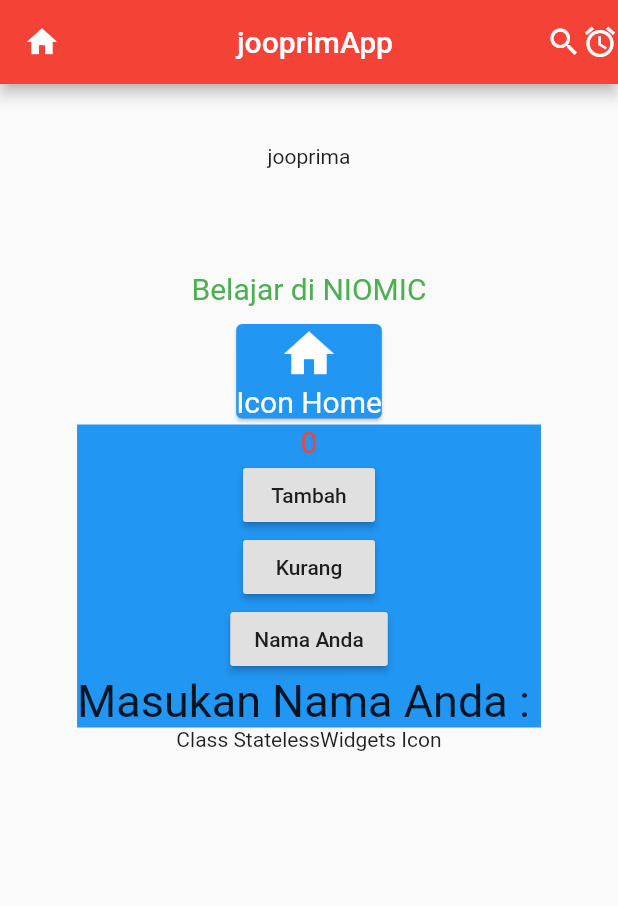
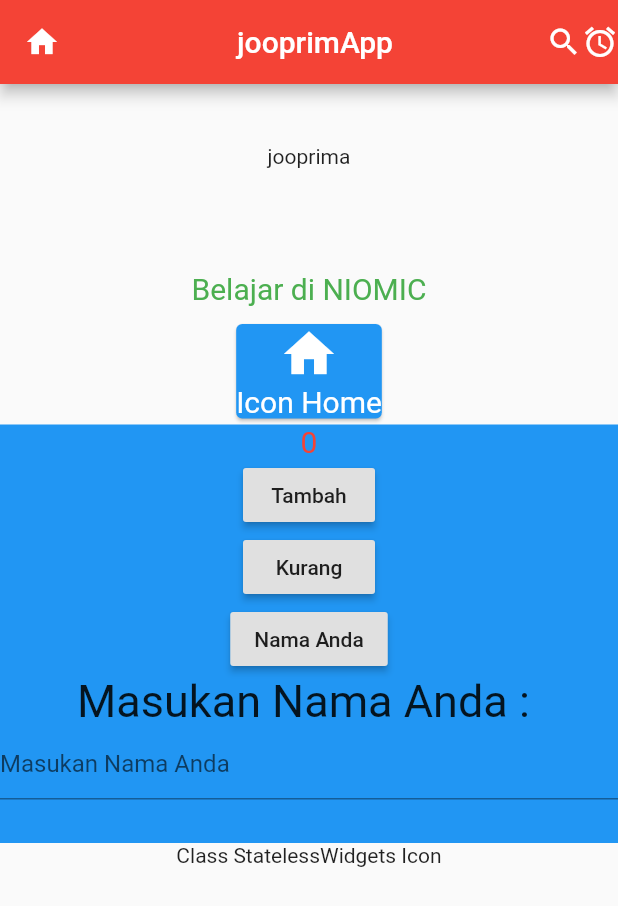
Before and after one commit to jooprima/firstApp_flutter, a Flutter app: the screen it shows after launch, on a phone screen of 412 x 824 dp. Shown: the top 906 px of the screen. Run offline on Flutter 3.47's test engine with Material 2 defaults, Android fonts, the phone set to English and light mode, and no system bars.

Commit message:
onchange textfield

```diff
--- a/lib/Page/NumberScreen.dart
+++ b/lib/Page/NumberScreen.dart
@@ -8,6 +8,7 @@ class NumberScreen extends StatefulWidget {
 class _NumberScreenState extends State<NumberScreen> {
   int number = 0;
   String _Nama = "Masukan Nama Anda : ";
+  String ValueText = "";
 
   void Nama(String _value) {
     setState(() {
@@ -50,7 +51,16 @@ class _NumberScreenState extends State<NumberScreen> {
           Text(
             this._Nama,
             style: TextStyle(fontSize: 30.0),
-          )
+          ),
+          TextField(
+            decoration: InputDecoration(hintText: "Masukan Nama Anda "),
+            onChanged: (String value){
+              setState(() {
+                this.ValueText = value;
+              });
+            },
+          ),
+          Text(this.ValueText, style: TextStyle(fontSize: 25.0, color: Colors.red),)
         ],
       ),
     );
```
